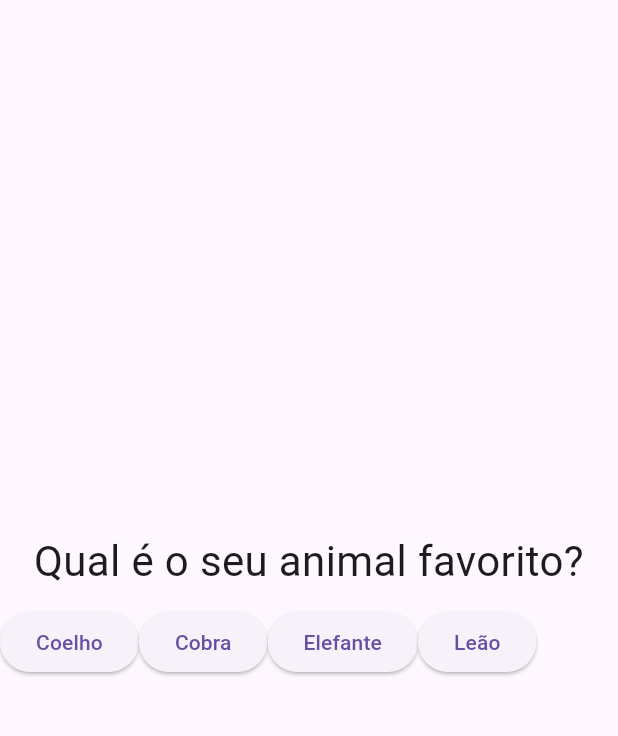
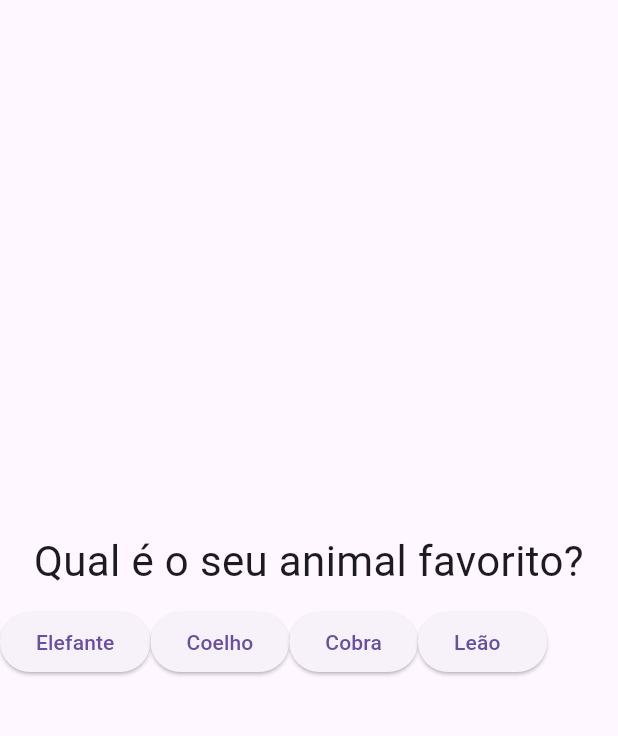
Before and after one commit to JarlissonTomaz/curso_flutter, a Flutter app: the screen it shows after launch, after a tap on "Preto", on a phone screen of 412 x 824 dp, the part 63-799 px from its top. Run offline on Flutter 3.47's test engine with Material 3 defaults, Android fonts, the phone set to English and light mode, and no system bars.

Commit message:
quiz fix

```diff
--- a/flutter_curso/lib/main.dart
+++ b/flutter_curso/lib/main.dart
@@ -1,7 +1,5 @@
 import 'package:flutter/material.dart';
 import 'package:flutter_curso/questionario.dart';
-import 'package:flutter_curso/reposta.dart';
-import 'questao.dart';
 import 'resultado.dart';
 
 void main() {
@@ -21,15 +19,30 @@ class _PerguntaAppState extends State<PerguntaApp> {
   final List<Map<String, Object>> _perguntas = const [
     {
       'texto': 'Qual é a sua cor favorita?',
-      'respostas': ['Preto', 'Vermelho', 'Verde', 'Branco']
+      'respostas': [
+        {'texto': 'Preto', 'notas': 10},
+        {'texto': 'Vermelho', 'notas': 8},
+        {'texto': 'Verde', 'notas': 5},
+        {'texto': 'Branco', 'notas': 1}
+      ]
     },
     {
       'texto': 'Qual é o seu animal favorito?',
-      'respostas': ['Coelho', 'Cobra', 'Elefante', 'Leão']
+      'respostas': [
+        {'texto': 'Elefante', 'nota': 10},
+        {'texto': 'Coelho', 'nota': 8},
+        {'texto': 'Cobra', 'nota': 5},
+        {'texto': 'Leão  ', 'nota': 1}
+      ]
     },
     {
       'texto': 'Qual é o seu instrutor favorito?',
-      'respostas': ['Maria', 'João', 'Leo', 'Pedro']
+      'respostas': [
+        {'texto': 'Maria', 'nota': 10},
+        {'texto': 'João', 'nota': 8},
+        {'texto': 'Leo', 'nota': 5},
+        {'texto': 'Pedro', 'nota': 1},
+      ]
     }
   ];
 
--- a/flutter_curso/lib/questionario.dart
+++ b/flutter_curso/lib/questionario.dart
@@ -23,7 +23,8 @@ class Questionario extends StatelessWidget {
   @override
   Widget build(BuildContext context) {
     var respostas = temPerguntaSelecionada
-        ? perguntas[perguntaSelecionada]['respostas'] as List<String>
+        ? perguntas[perguntaSelecionada]['respostas']
+            as List<Map<String, Object>>
         : [];
 
     return Center(
@@ -33,7 +34,8 @@ class Questionario extends StatelessWidget {
           Questao(perguntas[perguntaSelecionada]['texto'] as String),
           Row(
             children: [
-              ...respostas.map((t) => Resposta(t, responder)),
+              ...respostas
+                  .map((resp) => Resposta(resp['texto'] as String, responder)),
             ],
           ),
         ],
```
